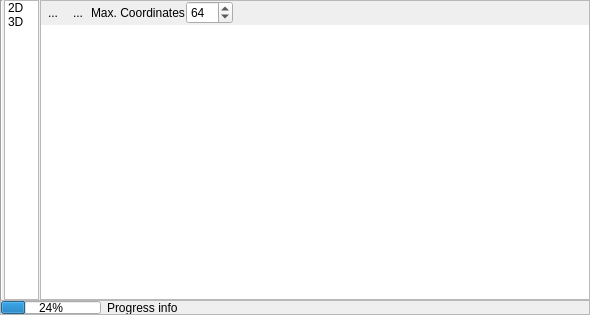
jakimowb/eo-time-series-viewer, file timeseriesviewer/ui/profileviewdock.ui: the form before one commit.
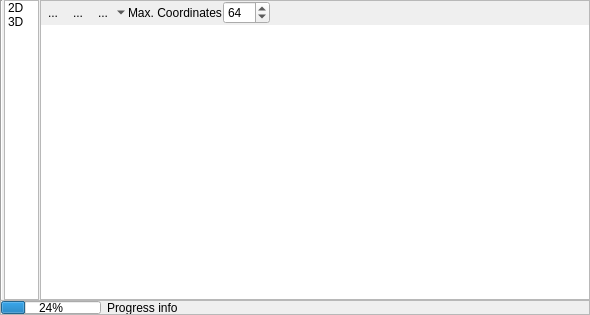
The form after the commit. The open tabs and pages were chosen to show the change. Icons and pictures are not drawn. Custom widgets are drawn as their Qt base class.

Commit message: profilevisualization: UI refactoring, UI title-updates, profile-request action connected with MapTool in main UI, started to implemente saveTemporalProfiles actions

Patch:
```diff
--- a/timeseriesviewer/ui/profileviewdock.ui
+++ b/timeseriesviewer/ui/profileviewdock.ui
@@ -607,6 +607,23 @@
                   </property>
                  </widget>
                 </item>
+                <item>
+                 <widget class="QToolButton" name="btnSaveTemporalProfiles">
+                  <property name="text">
+                   <string>...</string>
+                  </property>
+                  <property name="icon">
+                   <iconset resource="resources.qrc">
+                    <normaloff>:/timeseriesviewer/icons/mActionFileSave.svg</normaloff>:/timeseriesviewer/icons/mActionFileSave.svg</iconset>
+                  </property>
+                  <property name="popupMode">
+                   <enum>QToolButton::MenuButtonPopup</enum>
+                  </property>
+                  <property name="autoRaise">
+                   <bool>true</bool>
+                  </property>
+                 </widget>
+                </item>
                 <item>
                  <widget class="QLabel" name="label_2">
                   <property name="text">
```
Left out of the diff: 34 changed lines with no effect on the pictures. The commit also changes 2 other files.
